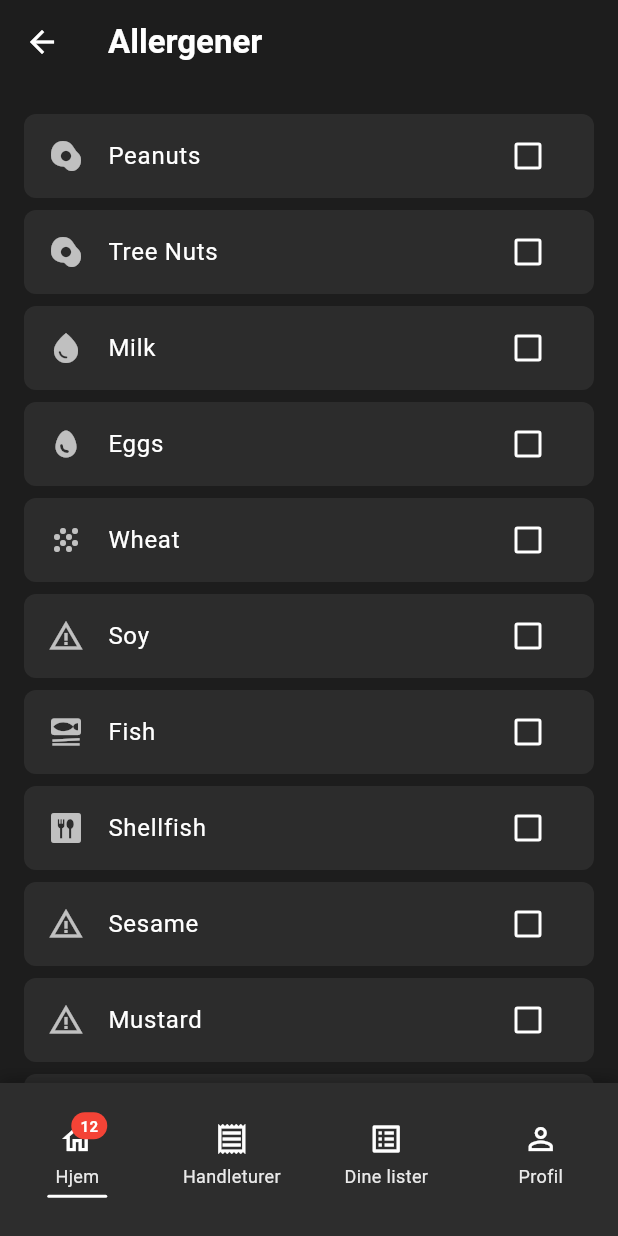
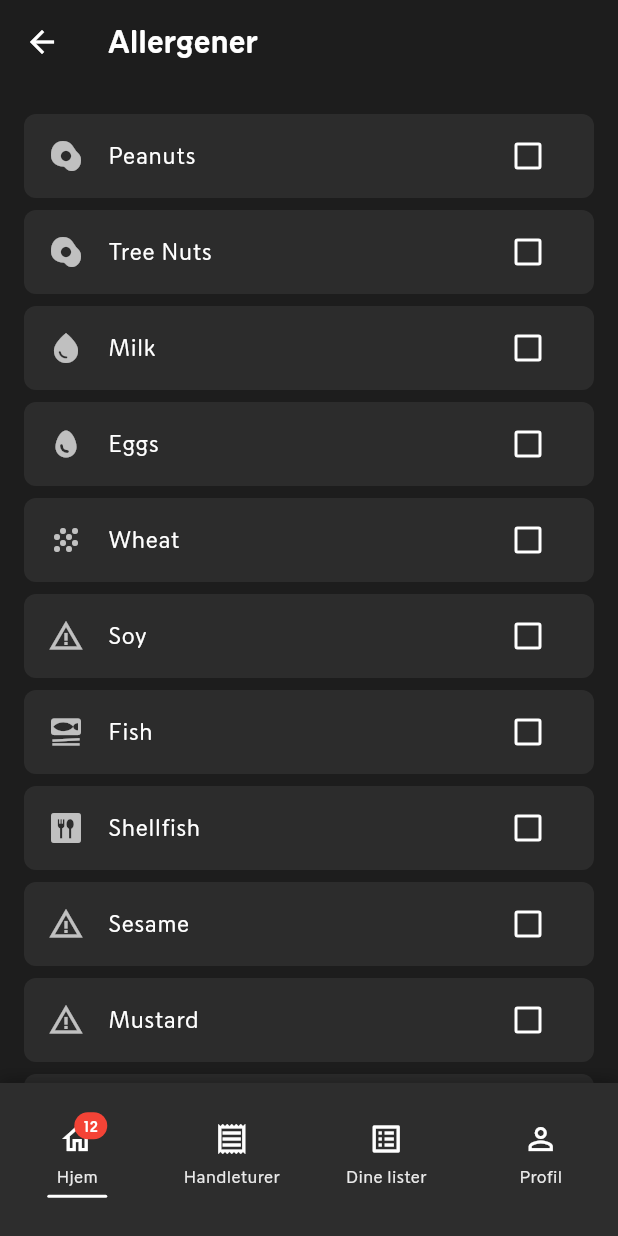
Before and after one commit to borgaar/start-code-2025, a Flutter app: the AllergiesPage screen opened by its route, on a phone screen of 412 x 824 dp. Run offline on Flutter 3.47's test engine with Material 3 defaults, Android fonts, the light colour scheme and no system bars; drawn by our look-alikes of skeletonizer; our stand-ins replace bloc, carousel_slider, equatable, flutter_bloc, flutter_dotenv, go_router and 1 more; accounts and stored records are empty; network calls fail.

Commit message:
Use REMA font

```diff
--- a/rema_1001/lib/constants/theme.dart
+++ b/rema_1001/lib/constants/theme.dart
@@ -3,6 +3,7 @@ import 'package:flutter/material.dart';
 final themeData = ThemeData(
   useMaterial3: true,
   brightness: Brightness.dark,
+  fontFamily: 'REMA',
   colorScheme: ColorScheme.dark(
     primary: Colors.blueAccent,
     secondary: Color(0xFF6B7280), // Gray for secondary elements
@@ -68,12 +69,12 @@ final themeData = ThemeData(
     hintStyle: TextStyle(color: Colors.white38),
   ),
   textTheme: TextTheme(
-    bodyLarge: TextStyle(color: Colors.white),
-    bodyMedium: TextStyle(color: Colors.white),
-    bodySmall: TextStyle(color: Colors.white70),
-    titleLarge: TextStyle(color: Colors.white, fontWeight: FontWeight.bold),
+    bodyLarge: TextStyle(color: Colors.white, fontWeight: FontWeight.w400),
+    bodyMedium: TextStyle(color: Colors.white, fontWeight: FontWeight.w400),
+    bodySmall: TextStyle(color: Colors.white70, fontWeight: FontWeight.w400),
+    titleLarge: TextStyle(color: Colors.white, fontWeight: FontWeight.w700),
     titleMedium: TextStyle(color: Colors.white, fontWeight: FontWeight.w600),
-    titleSmall: TextStyle(color: Colors.white70),
+    titleSmall: TextStyle(color: Colors.white70, fontWeight: FontWeight.w600),
   ),
   iconTheme: IconThemeData(color: Colors.white70),
   dividerTheme: DividerThemeData(color: Color(0xFF2A2A2A), thickness: 1),
```
Also changed, not shown: rema_1001/lib/main.dart (+0 -46 lines), rema_1001/pubspec.yaml (+17 -11 lines), rema_1001/assets/font/REMA-Bold.ttf (added), rema_1001/assets/font/REMA-BoldItalic.ttf (added), rema_1001/assets/font/REMA-Italic.ttf (added), rema_1001/assets/font/REMA-Regular.ttf (added), rema_1001/assets/font/REMA-Tall.ttf (added), 1 other file.
